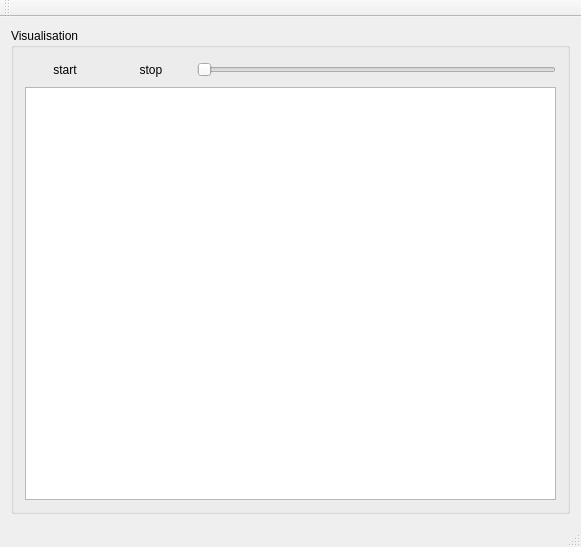
Qt form rsase/SGBag/ui/fenetreprincipale.ui (padenot/usdp) before a commit.
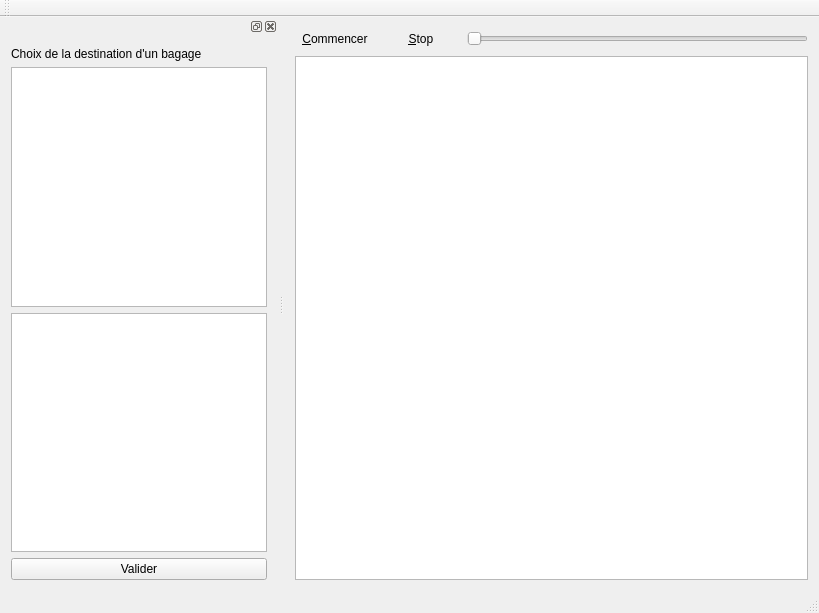
The same form after that commit.

```diff
--- a/rsase/SGBag/ui/fenetreprincipale.ui
+++ b/rsase/SGBag/ui/fenetreprincipale.ui
@@ -6,8 +6,8 @@
    <rect>
     <x>0</x>
     <y>0</y>
-    <width>581</width>
-    <height>547</height>
+    <width>819</width>
+    <height>613</height>
    </rect>
   </property>
   <property name="windowTitle">
@@ -17,48 +17,47 @@
    <enum>QTabWidget::Rounded</enum>
   </property>
   <widget class="QWidget" name="centralWidget">
-   <layout class="QGridLayout" name="gridLayout_2">
-    <item row="0" column="0">
-     <widget class="QGroupBox" name="Visualisation">
-      <property name="title">
-       <string>Visualisation</string>
-      </property>
       <layout class="QGridLayout" name="gridLayout">
-       <item row="0" column="1">
+    <item row="0" column="0">
+     <layout class="QVBoxLayout" name="verticalLayout">
+      <item>
+       <layout class="QHBoxLayout" name="horizontalLayout">
+        <item>
+         <widget class="QPushButton" name="startButton">
+          <property name="text">
+           <string>&amp;Commencer</string>
+          </property>
+          <property name="checkable">
+           <bool>false</bool>
+          </property>
+          <property name="flat">
+           <bool>true</bool>
+          </property>
+         </widget>
+        </item>
+        <item>
         <widget class="QPushButton" name="stopButton">
          <property name="text">
-          <string>stop</string>
+           <string>&amp;Stop</string>
          </property>
          <property name="flat">
           <bool>true</bool>
          </property>
         </widget>
        </item>
-       <item row="0" column="2">
+        <item>
         <widget class="QSlider" name="speedSlider">
          <property name="orientation">
           <enum>Qt::Horizontal</enum>
          </property>
         </widget>
        </item>
-       <item row="1" column="0" colspan="3">
+       </layout>
+      </item>
+      <item>
         <widget class="QGraphicsView" name="vue"/>
        </item>
-       <item row="0" column="0">
-        <widget class="QPushButton" name="startButton">
-         <property name="text">
-          <string>start</string>
-         </property>
-         <property name="checkable">
-          <bool>false</bool>
-         </property>
-         <property name="flat">
-          <bool>true</bool>
-         </property>
-        </widget>
-       </item>
-      </layout>
-     </widget>
+     </layout>
     </item>
    </layout>
   </widget>
@@ -81,6 +80,35 @@
    </attribute>
   </widget>
   <widget class="QStatusBar" name="statusBar"/>
+  <widget class="QDockWidget" name="dockWidget">
+   <attribute name="dockWidgetArea">
+    <number>1</number>
+   </attribute>
+   <widget class="QWidget" name="dockWidgetContents">
+    <layout class="QGridLayout" name="gridLayout_2">
+     <item row="3" column="0">
+      <widget class="QPushButton" name="validVol">
+       <property name="text">
+        <string>Valider</string>
+       </property>
+      </widget>
+     </item>
+     <item row="2" column="0">
+      <widget class="QListView" name="choixBagage"/>
+     </item>
+     <item row="1" column="0">
+      <widget class="QListView" name="choixVol"/>
+     </item>
+     <item row="0" column="0">
+      <widget class="QLabel" name="titreDock">
+       <property name="text">
+        <string>Choix de la destination d'un bagage</string>
+       </property>
+      </widget>
+     </item>
+    </layout>
+   </widget>
+  </widget>
  </widget>
  <layoutdefault spacing="6" margin="11"/>
  <resources/>
```
Left out of the diff: 4 changed lines with no effect on the pictures. Lines whose indentation alone changed are shown as unchanged.
